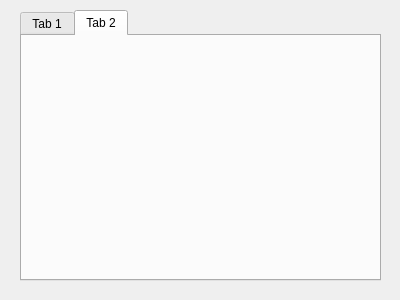
Above: preferencesdialog.ui from jaapgeurts/photostage before the change. Below: the same form after it.
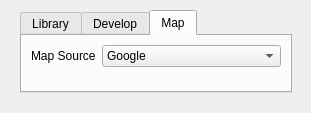
That is the form after the change.

Diff of the .ui file:
```diff
--- a/preferencesdialog.ui
+++ b/preferencesdialog.ui
@@ -6,8 +6,8 @@
    <rect>
     <x>0</x>
     <y>0</y>
-    <width>400</width>
-    <height>300</height>
+    <width>311</width>
+    <height>113</height>
    </rect>
   </property>
   <property name="windowTitle">
@@ -18,23 +18,51 @@
     <rect>
      <x>20</x>
      <y>10</y>
-     <width>361</width>
-     <height>271</height>
+     <width>272</width>
+     <height>83</height>
     </rect>
    </property>
    <property name="currentIndex">
-    <number>1</number>
+    <number>2</number>
    </property>
    <widget class="QWidget" name="tab">
     <attribute name="title">
-     <string>Tab 1</string>
+     <string>Library</string>
     </attribute>
    </widget>
    <widget class="QWidget" name="tab_2">
     <attribute name="title">
-     <string>Tab 2</string>
+     <string>Develop</string>
     </attribute>
    </widget>
+   <widget class="QWidget" name="Map">
+    <attribute name="title">
+     <string>Map</string>
+    </attribute>
+    <layout class="QFormLayout" name="formLayout">
+     <item row="0" column="0">
+      <widget class="QLabel" name="label">
+       <property name="text">
+        <string>Map Source</string>
+       </property>
+      </widget>
+     </item>
+     <item row="0" column="1">
+      <widget class="QComboBox" name="comboBox">
+       <item>
+        <property name="text">
+         <string>Google</string>
+        </property>
+       </item>
+       <item>
+        <property name="text">
+         <string>Openstreetmap</string>
+        </property>
+       </item>
+      </widget>
+     </item>
+    </layout>
+   </widget>
   </widget>
  </widget>
  <resources/>
```
Left out of the diff: 4 changed lines with no effect on the pictures.
